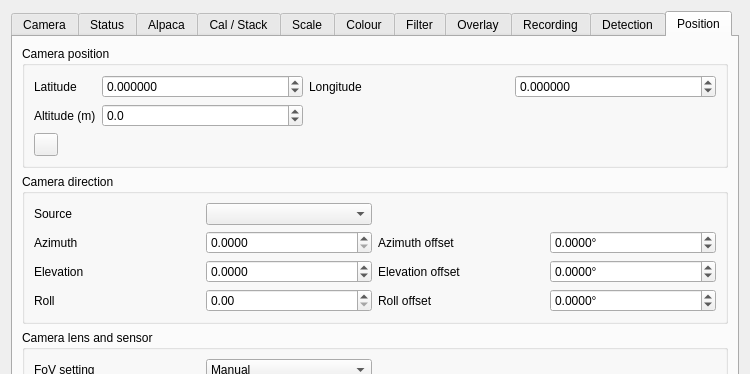
The window that plugins/feature/camera/camerasettingsdialog.ui (srcejon/sdrangel) describes before a commit, drawn with Qt 5; both pictures show x 0 to 750 and y 0 to 374 of the 750 by 906 pixel window.
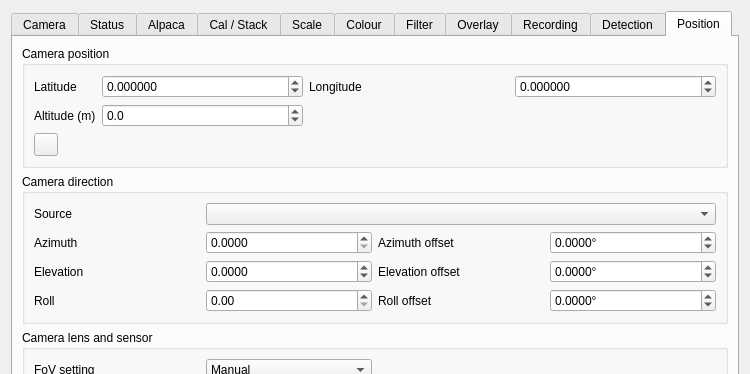
The same window after the commit. The open tabs and pages were chosen to show the change. Icons and pictures are not drawn. Custom widgets are drawn as their Qt base class.

Commit message: Use all cols for combo

```diff
--- a/plugins/feature/camera/camerasettingsdialog.ui
+++ b/plugins/feature/camera/camerasettingsdialog.ui
@@ -7929,13 +7929,6 @@
             </property>
            </widget>
           </item>
-          <item row="0" column="1">
-           <widget class="QComboBox" name="directionSourceCombo">
-            <property name="toolTip">
-             <string>Select a GS232Controller rotator or Qt Sensors compass/tilt/rotation sensor set to continually synchronize the camera direction.</string>
-            </property>
-           </widget>
-          </item>
           <item row="0" column="0">
            <widget class="QLabel" name="directionSourceLabel">
             <property name="minimumSize">
@@ -8069,6 +8062,13 @@
             </property>
            </widget>
           </item>
+          <item row="0" column="1" colspan="3">
+           <widget class="QComboBox" name="directionSourceCombo">
+            <property name="toolTip">
+             <string>Select a GS232Controller rotator or Qt Sensors compass/tilt/rotation sensor set to continually synchronize the camera direction.</string>
+            </property>
+           </widget>
+          </item>
          </layout>
         </widget>
        </item>
```
